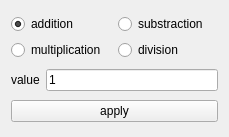
Above: src/view/ui/SimpleOperation.ui from Hboni/francis before the change. Below: the same form after it.
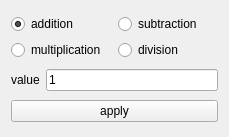
That is the form after the change.

```diff
--- a/src/view/ui/SimpleOperation.ui
+++ b/src/view/ui/SimpleOperation.ui
@@ -36,7 +36,7 @@
      <item row="0" column="1">
       <widget class="QRadioButton" name="substraction">
        <property name="text">
-        <string>substraction</string>
+        <string>subtraction</string>
        </property>
       </widget>
      </item>
```
Left out of the diff: 8 changed lines with no effect on the pictures.
